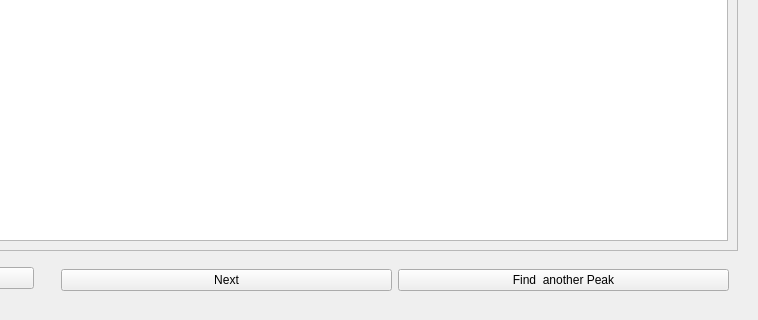
First picture: the form in contour_peak_ui.ui, repository sindarin26/SAXS_InSitu_Contour_Corrector, before the edit; both pictures show x 666 to 1424 and y 487 to 807 of the 1424 by 807 pixel window.
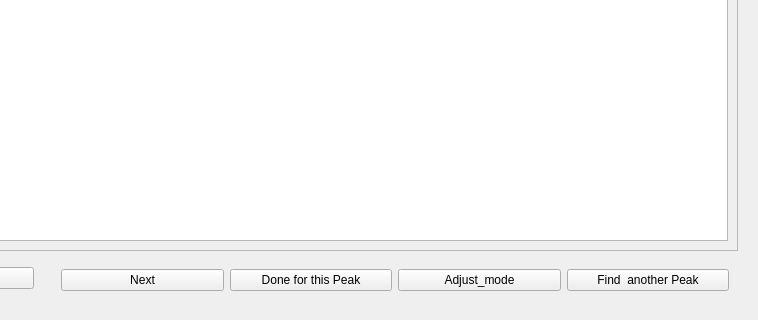
Second picture: the form after the edit. The open tabs and pages were chosen to show the change.

```diff
--- a/contour_peak_ui.ui
+++ b/contour_peak_ui.ui
@@ -824,7 +824,21 @@
               </widget>
              </item>
              <item>
-              <widget class="QPushButton" name="PB_sdd_correction_start">
+              <widget class="QPushButton" name="PB_stop_auto_tracking">
+               <property name="text">
+                <string>Done for this Peak</string>
+               </property>
+              </widget>
+             </item>
+             <item>
+              <widget class="QPushButton" name="PB_adjust_mode">
+               <property name="text">
+                <string>Adjust_mode</string>
+               </property>
+              </widget>
+             </item>
+             <item>
+              <widget class="QPushButton" name="PB_find_another_peak">
                <property name="text">
                 <string>Find  another Peak</string>
                </property>
```
